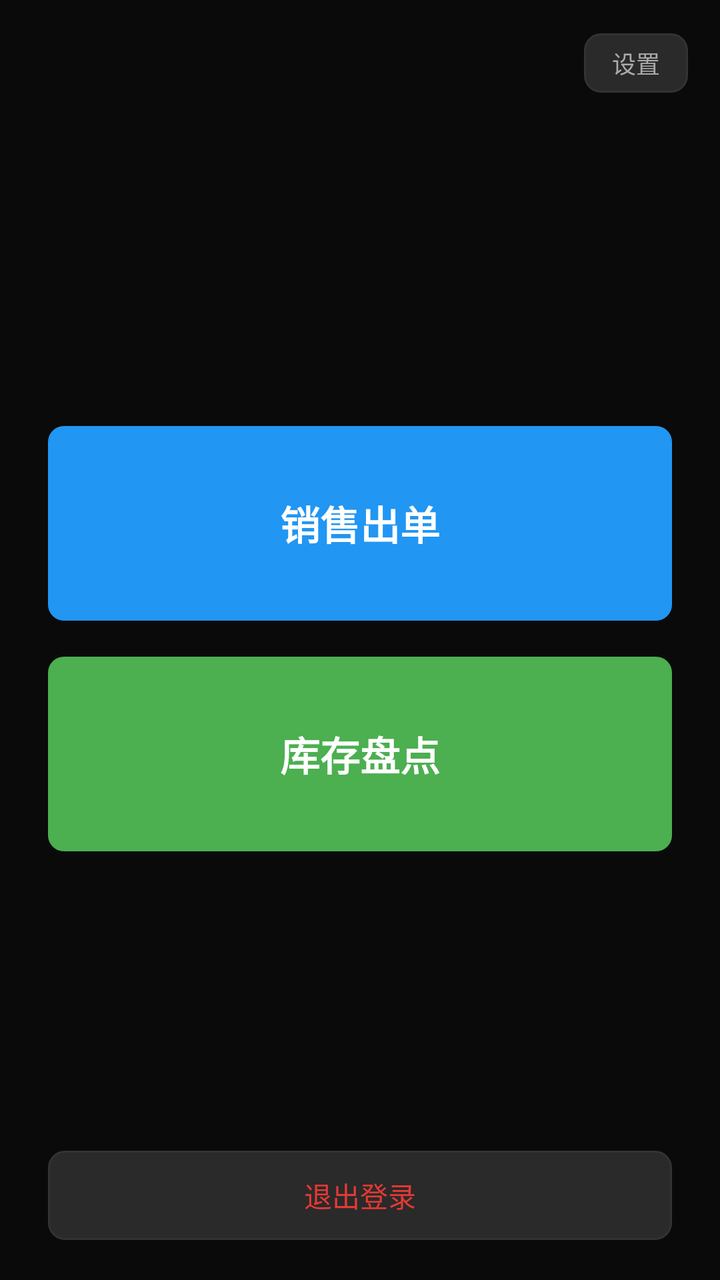
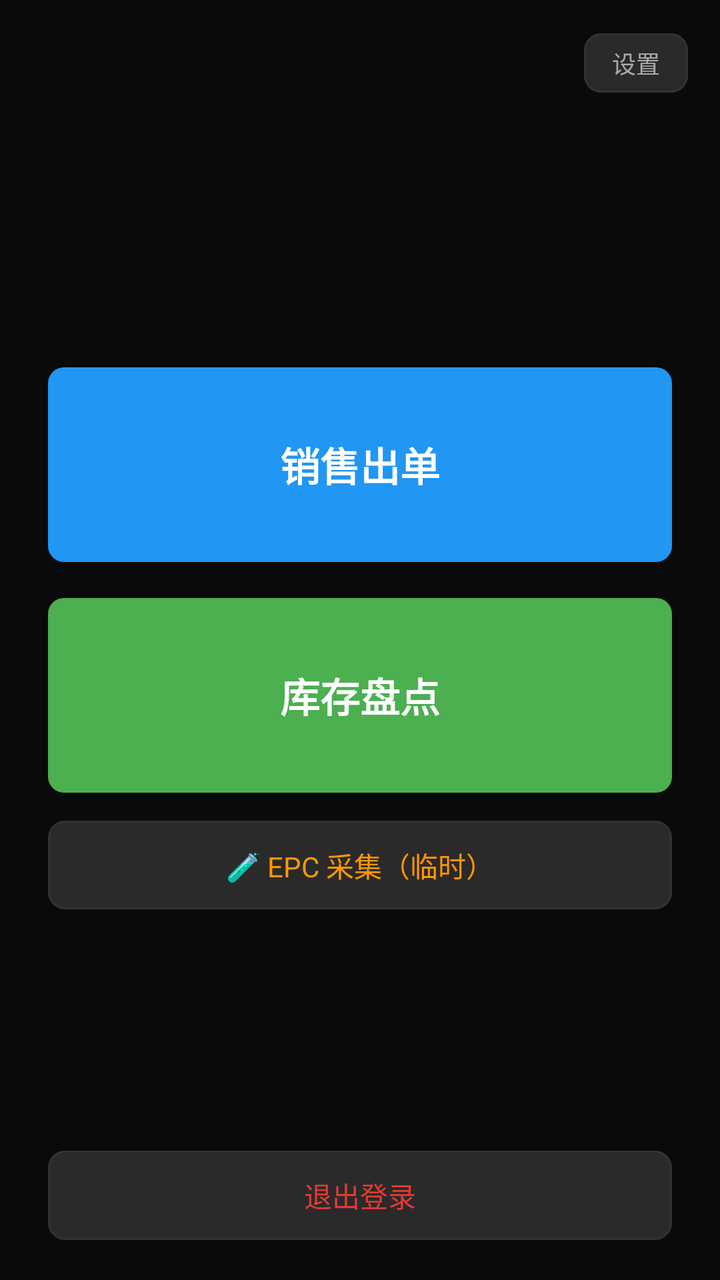

Screens rendered from an Android XML layout before and after an edit, with the pre-edit source and the edit as a unified diff.
<!-- AndroidManifest.xml: application theme Theme.Rfid -->
<!-- res/layout/activity_home.xml -->
<?xml version="1.0" encoding="utf-8"?>
<LinearLayout xmlns:android="http://schemas.android.com/apk/res/android"
    android:layout_width="match_parent"
    android:layout_height="match_parent"
    android:orientation="vertical"
    android:background="@color/bg"
    android:fitsSystemWindows="true">

    <LinearLayout
        android:layout_width="match_parent"
        android:layout_height="wrap_content"
        android:orientation="horizontal"
        android:gravity="center_vertical"
        android:paddingHorizontal="16dp"
        android:paddingVertical="12dp">

        <LinearLayout
            android:layout_width="0dp"
            android:layout_height="wrap_content"
            android:layout_weight="1"
            android:orientation="vertical">

            <TextView
                android:id="@+id/tvHomeUser"
                android:layout_width="wrap_content"
                android:layout_height="wrap_content"
                android:textColor="@color/text_primary"
                android:textSize="17sp"
                android:textStyle="bold" />

            <TextView
                android:id="@+id/tvHomeServer"
                android:layout_width="wrap_content"
                android:layout_height="wrap_content"
                android:layout_marginTop="2dp"
                android:textColor="@color/text_hint"
                android:textSize="11sp" />
        </LinearLayout>

        <TextView
            android:id="@+id/btnHomeSettings"
            android:layout_width="wrap_content"
            android:layout_height="wrap_content"
            android:background="@drawable/bg_btn_dark"
            android:paddingHorizontal="14dp"
            android:paddingVertical="6dp"
            android:text="@string/btn_settings"
            android:textColor="@color/text_secondary"
            android:textSize="12sp" />
    </LinearLayout>

    <LinearLayout
        android:layout_width="match_parent"
        android:layout_height="0dp"
        android:layout_weight="1"
        android:orientation="vertical"
        android:gravity="center"
        android:paddingHorizontal="24dp">

        <TextView
            android:id="@+id/btnHomeSale"
            android:layout_width="match_parent"
            android:layout_height="wrap_content"
            android:background="@drawable/bg_btn_blue"
            android:gravity="center"
            android:paddingVertical="34dp"
            android:text="@string/home_sale"
            android:textColor="#FFFFFF"
            android:textSize="20sp"
            android:textStyle="bold" />

        <TextView
            android:id="@+id/btnHomeStock"
            android:layout_width="match_parent"
            android:layout_height="wrap_content"
            android:layout_marginTop="18dp"
            android:background="@drawable/bg_btn_green"
            android:gravity="center"
            android:paddingVertical="34dp"
            android:text="@string/home_stock"
            android:textColor="#FFFFFF"
            android:textSize="20sp"
            android:textStyle="bold" />
    </LinearLayout>

    <TextView
        android:id="@+id/btnHomeLogout"
        android:layout_width="match_parent"
        android:layout_height="wrap_content"
        android:layout_marginHorizontal="24dp"
        android:layout_marginBottom="20dp"
        android:background="@drawable/bg_btn_dark"
        android:gravity="center"
        android:paddingVertical="12dp"
        android:text="@string/home_logout"
        android:textColor="@color/red"
        android:textSize="14sp" />
</LinearLayout>
<!-- resources referenced by this layout -->
<resources>
  <color name="bg">#0A0A0A</color>
  <color name="red">#E53935</color>
  <color name="text_hint">#666666</color>
  <color name="text_primary">#FFFFFF</color>
  <color name="text_secondary">#AAAAAA</color>
  <!-- drawable bg_btn_blue (drawable) -->
  <?xml version="1.0" encoding="utf-8"?>
  <shape xmlns:android="http://schemas.android.com/apk/res/android" android:shape="rectangle">
      <solid android:color="@color/blue" />
      <corners android:radius="8dp" />
  </shape>
  <!-- drawable bg_btn_dark (drawable) -->
  <?xml version="1.0" encoding="utf-8"?>
  <shape xmlns:android="http://schemas.android.com/apk/res/android" android:shape="rectangle">
      <solid android:color="#2A2A2A" />
      <corners android:radius="8dp" />
      <stroke android:width="1dp" android:color="@color/input_stroke" />
  </shape>
  <!-- drawable bg_btn_green (drawable) -->
  <?xml version="1.0" encoding="utf-8"?>
  <shape xmlns:android="http://schemas.android.com/apk/res/android" android:shape="rectangle">
      <solid android:color="@color/green" />
      <corners android:radius="8dp" />
  </shape>
  <string name="btn_settings">设置</string>
  <string name="home_logout">退出登录</string>
  <string name="home_sale">销售出单</string>
  <string name="home_stock">库存盘点</string>
  <style name="Theme.Rfid" parent="Theme.MaterialComponents.NoActionBar">
          <item name="colorPrimary">@color/green</item>
          <item name="colorPrimaryDark">@color/green_dark</item>
          <item name="colorAccent">@color/green</item>
          <item name="android:windowBackground">@color/bg</item>
          <item name="android:statusBarColor">@color/bg</item>
          <item name="android:navigationBarColor">@color/bg</item>
          <item name="android:textColor">@color/text_primary</item>
          <item name="alertDialogTheme">@style/Theme.Rfid.Dialog</item>
      </style>
  <color name="blue">#2196F3</color>
  <color name="input_stroke">#333333</color>
  <color name="green">#4CAF50</color>
  <color name="green_dark">#2E7D32</color>
  <style name="Theme.Rfid.Dialog" parent="ThemeOverlay.MaterialComponents.Dialog.Alert">
          <item name="colorPrimary">@color/green</item>
          <item name="colorAccent">@color/green</item>
          <item name="android:windowBackground">@color/card</item>
          <item name="android:textColorPrimary">@color/text_primary</item>
      </style>
  <color name="card">#1A1A1A</color>
</resources>

<!-- the commit's change to res/layout/activity_home.xml (unified diff, before → after) -->
@@ -81,6 +81,18 @@
             android:textColor="#FFFFFF"
             android:textSize="20sp"
             android:textStyle="bold" />
+
+        <TextView
+            android:id="@+id/btnHomeEpcCollect"
+            android:layout_width="match_parent"
+            android:layout_height="wrap_content"
+            android:layout_marginTop="14dp"
+            android:background="@drawable/bg_btn_dark"
+            android:gravity="center"
+            android:paddingVertical="12dp"
+            android:text="@string/home_epc_collect"
+            android:textColor="@color/orange"
+            android:textSize="14sp" />
     </LinearLayout>
 
     <TextView
<!-- resource entries referenced after the edit -->
@@ -1,6 +1,7 @@
 <!-- resources referenced by this layout -->
 <resources>
   <color name="bg">#0A0A0A</color>
+  <color name="orange">#FF9800</color>
   <color name="red">#E53935</color>
   <color name="text_hint">#666666</color>
   <color name="text_primary">#FFFFFF</color>
@@ -25,6 +26,7 @@
       <corners android:radius="8dp" />
   </shape>
   <string name="btn_settings">设置</string>
+  <string name="home_epc_collect">🧪 EPC 采集（临时）</string>
   <string name="home_logout">退出登录</string>
   <string name="home_sale">销售出单</string>
   <string name="home_stock">库存盘点</string>
